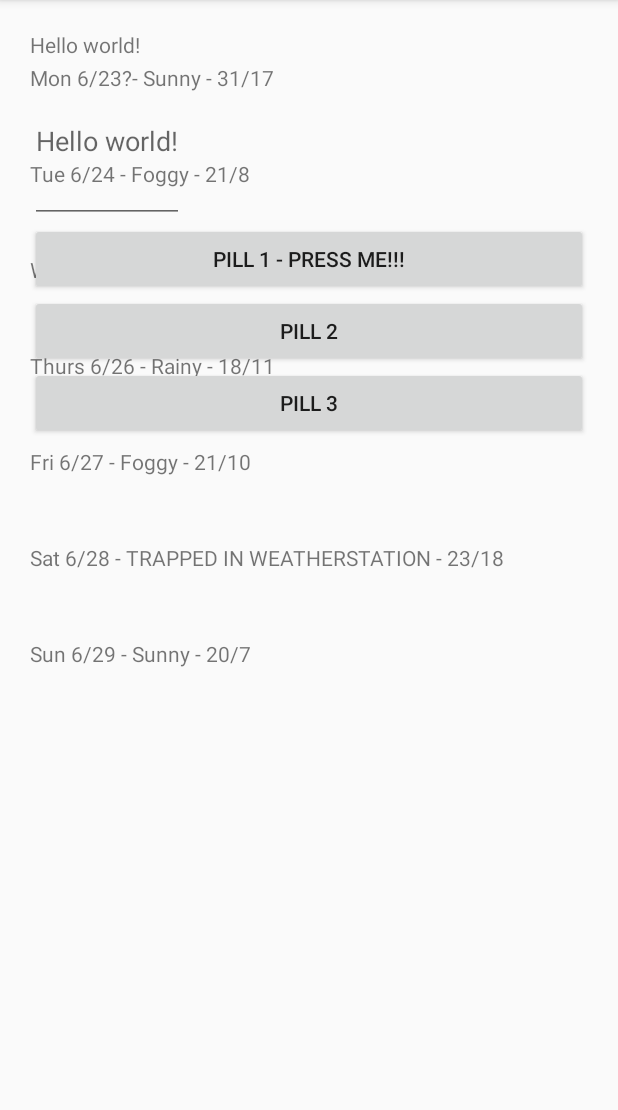
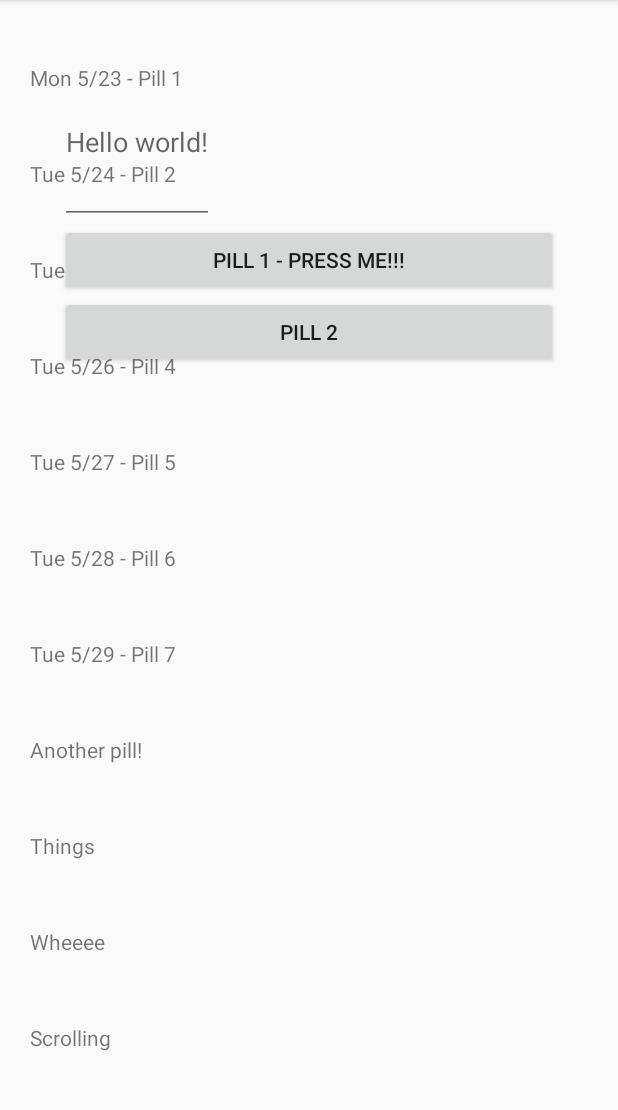
Before and after one commit to annathehybrid/Github, an Android app: the screen it shows after launch (MainActivity), on a phone screen of 412 x 824 dp, the part 84-1194 px from its top. Run offline under Robolectric (Android 15) with nearby library versions, the phone set to English and light mode, and no system bars.

Commit message:
pill muncher

```diff
--- a/PillMuncher/app/src/main/java/com/anna/pillmuncher/MainActivityFragment.java
+++ /dev/null
@@ -1,66 +0,0 @@
-package com.anna.pillmuncher;
-
-import android.support.v4.app.Fragment;
-import android.os.Bundle;
-import android.view.LayoutInflater;
-import android.view.View;
-import android.view.ViewGroup;
-import android.widget.ArrayAdapter;
-import android.widget.ListView;
-
-import java.util.ArrayList;
-import java.util.Arrays;
-import java.util.List;
-
-
-
-/**
- * A placeholder fragment containing a simple view.
- */
-public class MainActivityFragment extends Fragment {
-
-
-
-    public MainActivityFragment() {
-    }
-
-
-    private ArrayAdapter<String> mForecastAdapter;
-
-    @Override
-    public View onCreateView(LayoutInflater inflater, ViewGroup container,
-                             Bundle savedInstanceState) {
-        View view  = inflater.inflate(R.layout.fragment_main, container, false);
-        //return inflater.inflate(R.layout.fragment_main, container, false);
-
-        //make fake data
-        ArrayList<String> weekForecast = new ArrayList<String>();
-
-        weekForecast.add("Mon 6/23?- Sunny - 31/17");
-        weekForecast.add("Tue 6/24 - Foggy - 21/8");
-        weekForecast.add("Wed 6/25 - Cloudy - 22/17");
-        weekForecast.add("Thurs 6/26 - Rainy - 18/11");
-        weekForecast.add("Fri 6/27 - Foggy - 21/10");
-        weekForecast.add("Sat 6/28 - TRAPPED IN WEATHERSTATION - 23/18");
-        weekForecast.add( "Sun 6/29 - Sunny - 20/7");
-
-        //initialize adapter
-        mForecastAdapter = new ArrayAdapter<String>(
-                getActivity(), //global information about the app inviroment, resources
-                R.layout.list_item_forecast, //layout for each element
-                R.id.list_item_forecast_textview, //id of the textview
-                weekForecast); // forecast data
-
-
-        ListView listView = (ListView) view.findViewById(R.id.listview_forecast);
-        listView.setAdapter(mForecastAdapter);
-        return view;
-    }
-
-
-
-
-
-
-
-}
--- a/PillMuncher/app/src/main/res/layout/activity_display_message.xml
+++ b/PillMuncher/app/src/main/res/layout/activity_display_message.xml
@@ -6,7 +6,8 @@
     android:paddingBottom="@dimen/activity_vertical_margin"
     tools:context="com.anna.pillmuncher.DisplayMessageActivity">
 
-    <TextView android:text="@string/hello_world" android:layout_width="wrap_content"
-        android:layout_height="wrap_content" />
+    <TextView android:text="@string/you_took_it" android:layout_width="wrap_content"
+        android:layout_height="wrap_content"
+        android:textSize="50sp"/>
 
 </RelativeLayout>
--- a/PillMuncher/app/src/main/res/layout/activity_main.xml
+++ b/PillMuncher/app/src/main/res/layout/activity_main.xml
@@ -3,7 +3,7 @@
 
     android:id="@+id/fragment"
 
-    android:name="com.anna.pillmuncher.MainActivityFragment"
+    android:name="com.anna.pillmuncher.ForecastFragment"
 
     tools:layout="@layout/fragment_main"
     android:layout_width="match_parent"
--- a/PillMuncher/app/src/main/res/layout/fragment_main.xml
+++ b/PillMuncher/app/src/main/res/layout/fragment_main.xml
@@ -1,6 +1,7 @@
-<RelativeLayout
+<FrameLayout
     xmlns:android="http://schemas.android.com/apk/res/android"
     xmlns:tools="http://schemas.android.com/tools"
+    android:id="@+id/ui_frame_layout"
 
     android:layout_width="match_parent"
     android:layout_height="match_parent"
@@ -10,30 +11,34 @@
     android:paddingTop="@dimen/activity_vertical_margin"
     android:paddingBottom="@dimen/activity_vertical_margin"
     tools:context=".MainActivityFragment">
-    <!--tools:context=".MainActivityFragment">-->
+
 
     <ListView
         style="@style/ForecastListStyle"
         android:id="@+id/listview_forecast"
         android:layout_width="match_parent"
         android:layout_height="match_parent"
-        android:divider="@null" />
+        android:divider="@null"
+        android:longClickable="true"
+        android:nestedScrollingEnabled="true"/>
 
-    <TextView
-        android:id="@+id/hello_world"
-        android:text="@string/hello_world"
-        android:layout_width="wrap_content"
-        android:layout_height="wrap_content"
-        />
+
+
+    <RelativeLayout
+        android:layout_width="match_parent"
+        android:layout_height="match_parent" android:paddingLeft="@dimen/activity_horizontal_margin"
+        android:paddingRight="@dimen/activity_horizontal_margin"
+        android:paddingTop="@dimen/activity_vertical_margin"
+        android:paddingBottom="@dimen/activity_vertical_margin">
 
     <EditText
         android:id="@+id/edit_message"
         android:hint="@string/hello_world"
         android:layout_width="wrap_content"
         android:layout_height="wrap_content"
-        android:layout_below="@id/hello_world"
         android:lines="4"
         android:inputType="textMultiLine"
+
         />
 
 
@@ -61,20 +66,8 @@
         android:layout_alignParentStart="true"
         android:onClick="sendMessage2"/>
 
-    <Button
-        android:id="@+id/button3"
-        style="?android:attr/buttonStyleSmall"
-        android:layout_width="match_parent"
-        android:layout_height="wrap_content"
-        android:text="@string/pill_3"
-
-
-        android:layout_below="@+id/button2"
-        android:layout_alignLeft="@+id/button2"
-        android:layout_alignStart="@+id/button2"/>
+    </RelativeLayout>
 
 
 
-
-
-</RelativeLayout>
+</FrameLayout>
--- /dev/null
+++ b/PillMuncher/app/src/main/res/menu/forecastfragment.xml
@@ -0,0 +1,11 @@
+<?xml version="1.0" encoding="utf-8"?>
+<menu xmlns:android="http://schemas.android.com/apk/res/android">
+
+    <item android:id="@+id/action_refresh"
+        android:title="@string/action_refresh"
+        android:orderInCategory="80"
+        android:icon="@drawable/ic_action_refresh"
+        />
+
+
+</menu>
--- a/PillMuncher/app/src/main/res/menu/menu_main.xml
+++ b/PillMuncher/app/src/main/res/menu/menu_main.xml
@@ -17,7 +17,7 @@
 
     <item android:id="@+id/action_new"
         android:title="@string/action_new"
-        android:orderInCategory="100"
+        android:orderInCategory="50"
         app:showAsAction="never"
         android:icon="@drawable/ic_action_new"
         />
--- a/PillMuncher/app/src/main/res/values/strings.xml
+++ b/PillMuncher/app/src/main/res/values/strings.xml
@@ -22,5 +22,7 @@
     <string name="search">Search</string>
     <string name="action_new">New thing</string>
     <string name="title_activity_activity2">Activity2</string>
-
+    <string name="you_took_it">Thanks for taking your pill</string>
+    <string name="action_refresh">Refresh</string>
+    <string name="title_activity_detail">DetailActivity</string>
 </resources>
```
Also changed, not shown: PillMuncher/app/src/main/AndroidManifest.xml (+11 -0 lines), PillMuncher/app/src/main/java/com/anna/pillmuncher/DetailActivity.java (added, +39 -0 lines), PillMuncher/app/src/main/java/com/anna/pillmuncher/DetailActivityFragment.java (added, +23 -0 lines), PillMuncher/app/src/main/java/com/anna/pillmuncher/ForecastFragment.java (added, +353 -0 lines), PillMuncher/app/src/main/java/com/anna/pillmuncher/MainActivity.java (+22 -4 lines), PillMuncher/app/src/main/res/layout/activity_detail.xml (added, +28 -0 lines), PillMuncher/app/src/main/res/menu/menu_detail.xml (added, +7 -0 lines).
